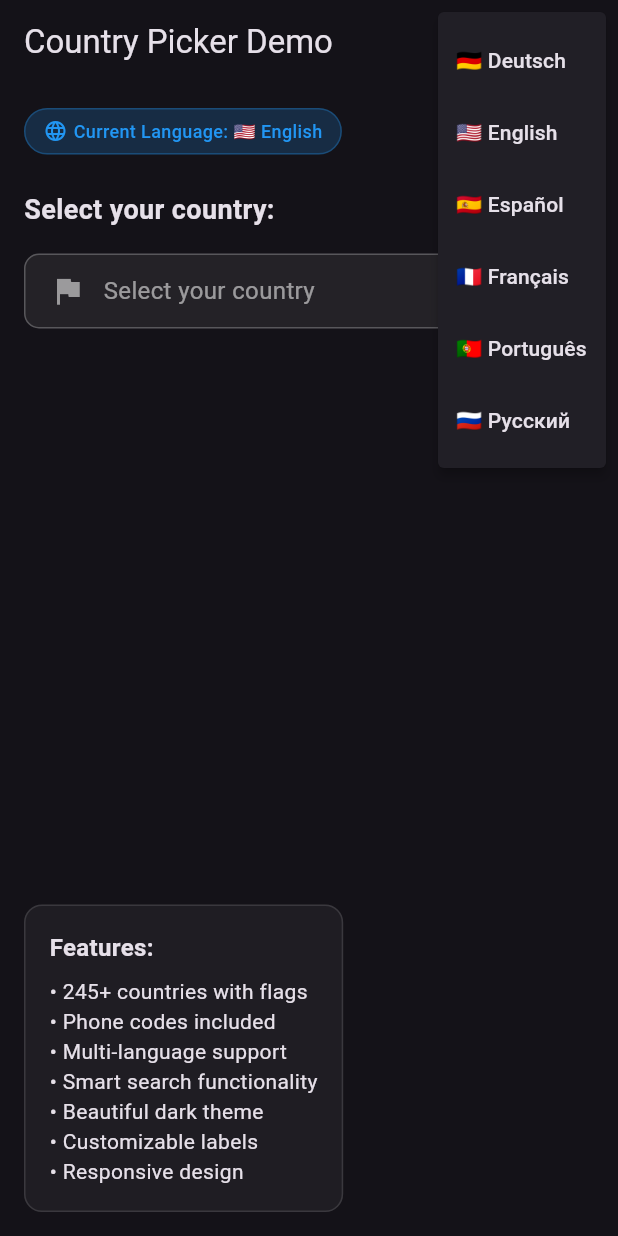
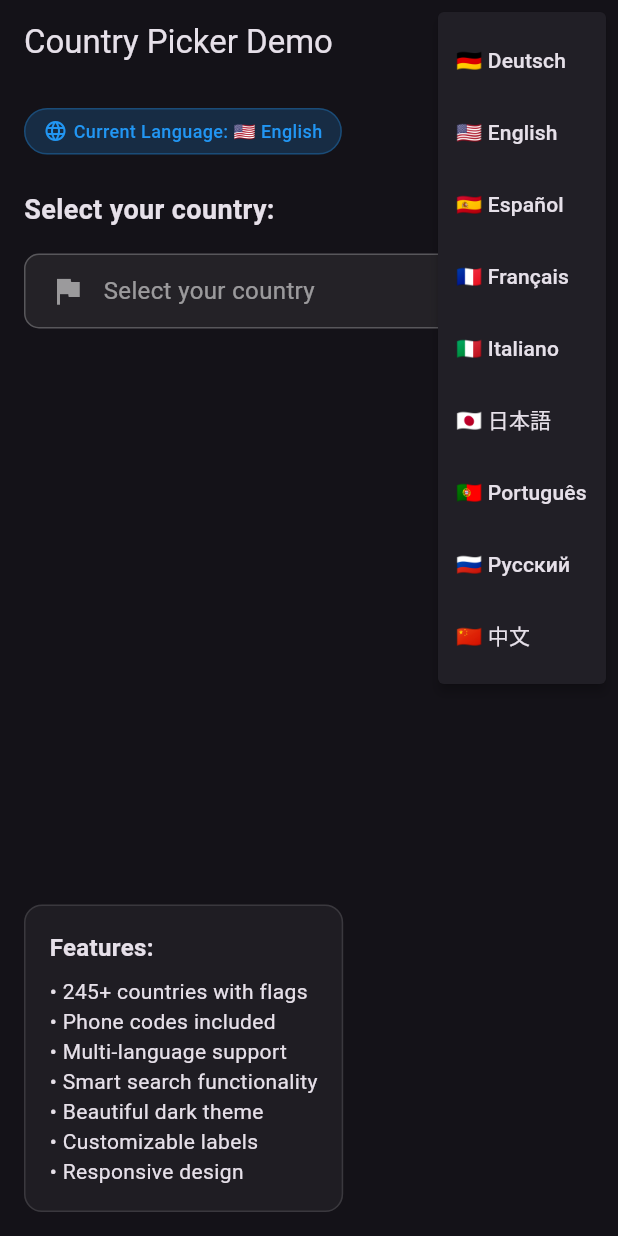
Before and after one commit to stanislavworldin/search, a Flutter app: the screen it shows after launch, after a tap on "🇺🇸 English", on a phone screen of 412 x 824 dp. Run offline on Flutter 3.47's test engine with Material 3 defaults, Android fonts, the phone set to English and light mode, and no system bars.

Commit message:
feat: Update example to support all 9 languages
- Add Italian, Japanese, and Chinese to language selector
- Update _getLanguageName function to handle all 9 languages
- Remove unused flutter_localizations import
- All languages now available in the demo app

```diff
--- a/example/lib/main.dart
+++ b/example/lib/main.dart
@@ -1,5 +1,4 @@
 import 'package:flutter/material.dart';
-import 'package:flutter_localizations/flutter_localizations.dart';
 import 'package:country_search/country_search.dart';
 
 void main() {
@@ -66,10 +65,16 @@ class _MyHomePageState extends State<MyHomePage> {
         return '🇪🇸 Español';
       case 'fr':
         return '🇫🇷 Français';
+      case 'it':
+        return '🇮🇹 Italiano';
+      case 'ja':
+        return '🇯🇵 日本語';
       case 'pt':
         return '🇵🇹 Português';
       case 'ru':
         return '🇷🇺 Русский';
+      case 'zh':
+        return '🇨🇳 中文';
       default:
         return '🇺🇸 English';
     }
@@ -101,12 +106,24 @@ class _MyHomePageState extends State<MyHomePage> {
                 child: Text('🇫🇷 Français'),
               ),
               const PopupMenuItem(
+                value: Locale('it'),
+                child: Text('🇮🇹 Italiano'),
+              ),
+              const PopupMenuItem(
+                value: Locale('ja'),
+                child: Text('🇯🇵 日本語'),
+              ),
+              const PopupMenuItem(
                 value: Locale('pt'),
                 child: Text('🇵🇹 Português'),
               ),
               const PopupMenuItem(
                 value: Locale('ru'),
                 child: Text('🇷🇺 Русский'),
+              ),
+              const PopupMenuItem(
+                value: Locale('zh'),
+                child: Text('🇨🇳 中文'),
               ),
             ],
             child: Padding(
```
